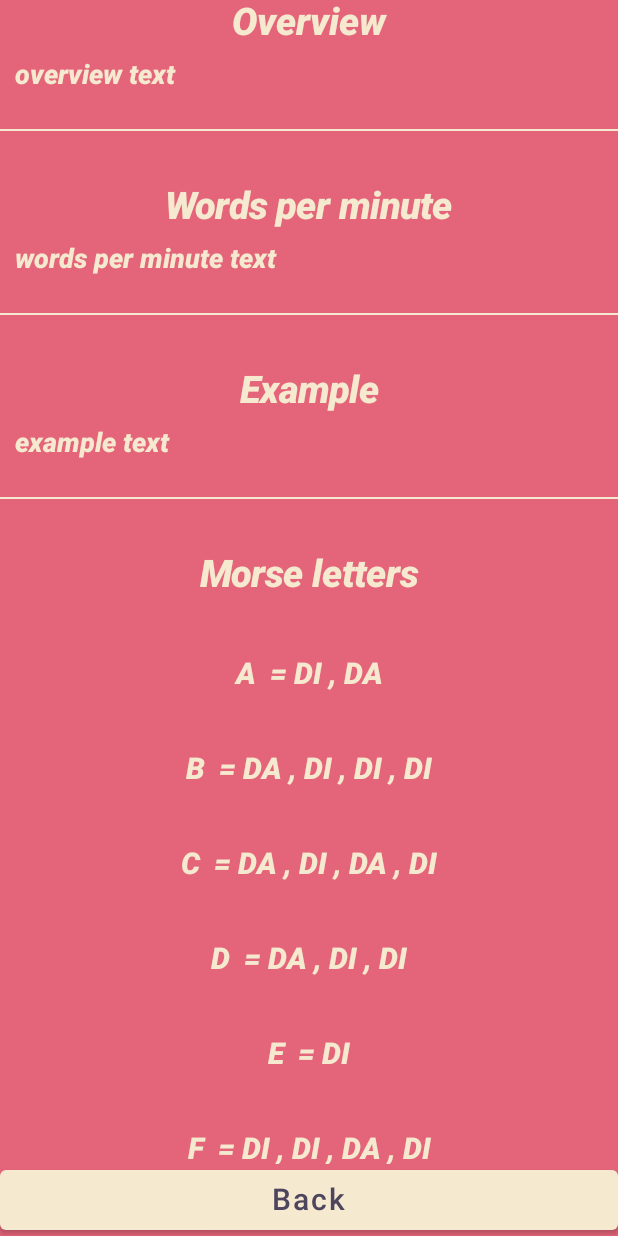
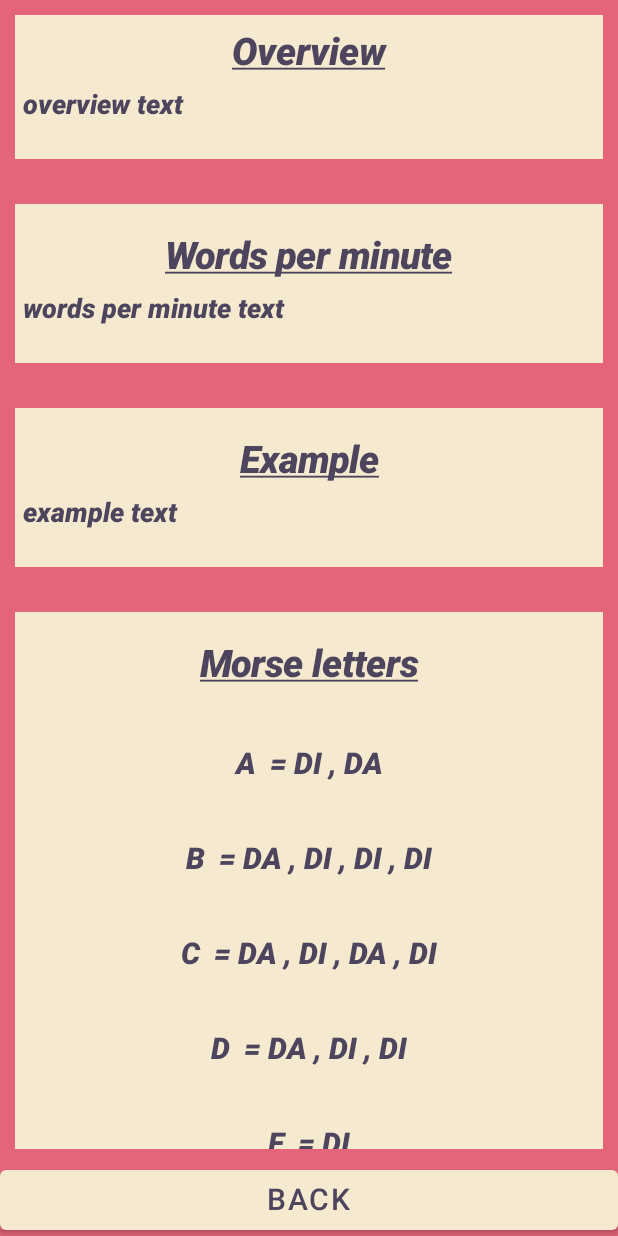
Before and after one commit to Risto12/MorseCodeGame, an Android app built with Jetpack Compose: the @Preview function MorseCodeLetterActivityPreview, on a phone screen of 412 x 824 dp. Run offline under Robolectric (Android 15) with nearby library versions, the phone set to English and light mode, and no system bars; our stand-ins replace Dagger/Hilt's generated code.

Commit message:
fix: morse code letters styling

```diff
--- a/app/src/main/java/com/example/morsecodegame/MorseCodeLettersActivity.kt
+++ b/app/src/main/java/com/example/morsecodegame/MorseCodeLettersActivity.kt
@@ -5,6 +5,7 @@ import androidx.activity.ComponentActivity
 import androidx.activity.compose.setContent
 import androidx.compose.animation.AnimatedVisibility
 import androidx.compose.foundation.background
+import androidx.compose.foundation.border
 import androidx.compose.foundation.layout.*
 import androidx.compose.foundation.lazy.LazyColumn
 import androidx.compose.foundation.lazy.rememberLazyListState
@@ -15,6 +16,8 @@ import androidx.compose.runtime.Composable
 import androidx.compose.runtime.saveable.rememberSaveable
 import androidx.compose.ui.Alignment
 import androidx.compose.ui.Modifier
+import androidx.compose.ui.platform.LocalContext
+import androidx.compose.ui.text.style.TextDecoration
 import androidx.compose.ui.tooling.preview.Preview
 import androidx.compose.ui.unit.dp
 import androidx.compose.ui.unit.sp
@@ -22,10 +25,12 @@ import com.example.morsecodegame.ui.composables.SharedComposable
 import com.example.morsecodegame.configurations.MorseCodeLettersInfoTextConfiguration
 import com.example.morsecodegame.morsecode.MorseCodeLetter
 import com.example.morsecodegame.ui.theme.MorseCodeGameTheme
+import com.example.morsecodegame.utility.getStringUpper
 import dagger.hilt.android.AndroidEntryPoint
 import javax.inject.Inject
 import kotlinx.coroutines.launch
 
+// TODO BUG when scrolling down
 /***
  * Activity presents information related to Morse code and all the letters in DI, DA format
  */
@@ -59,6 +64,7 @@ fun MorseCodeLetters(
     exampleText: String,
     onClickBack: () -> Unit
 ) {
+    val localContext = LocalContext.current
     val listState = rememberLazyListState()
     val showButton by remember {
         derivedStateOf {
@@ -76,7 +82,7 @@ fun MorseCodeLetters(
         AnimatedVisibility(visible = showButton) {
             SharedComposable.DefaultButton(
                 configurations = SharedComposable.DefaultButtonConfigurations(
-                    text = "Back to top",
+                    text = localContext.getStringUpper(R.string.morse_letters_top),
                     click = {
                         morseCodeLetterScope.launch { listState.animateScrollToItem(0) }
                     }
@@ -87,10 +93,17 @@ fun MorseCodeLetters(
         LazyColumn(
             state = listState,
             modifier = Modifier
-                .fillMaxSize()
-                .weight(2.5f),
+                .weight(2.5f)
+                .background(color = MaterialTheme.colors.primary).border(10.dp, MaterialTheme.colors.background),
             horizontalAlignment = Alignment.CenterHorizontally
         ) {
+            item {
+                Divider(
+                    modifier = Modifier.padding(bottom = 10.dp),
+                    color = MaterialTheme.colors.background,
+                    thickness = 10.dp
+                )
+            }
             item {
                 TextWithDividerOnBottom(
                     topic = "Overview",
@@ -108,7 +121,12 @@ fun MorseCodeLetters(
                 )
             }
             item {
-                SharedComposable.DefaultHeaderText(text = "Morse letters", fontSize = 25.sp)
+                SharedComposable.DefaultHeaderText(
+                    text = "Morse letters",
+                    fontSize = 25.sp,
+                    color = MaterialTheme.colors.onPrimary,
+                    textDecoration = TextDecoration.Underline
+                )
             }
             MorseCodeLetter.values().forEach {
                 val units = it
@@ -117,19 +135,23 @@ fun MorseCodeLetters(
                     .replace("[", " = ")
                     .replace("]", " ")
                     .trimEnd()
-                item { SharedComposable.DefaultHeaderText(it.name + " " + units) }
+                item { SharedComposable.DefaultHeaderText(
+                    text = it.name + " " + units,
+                    color = MaterialTheme.colors.onPrimary
+                    )
+                }
             }
             item {
                 Divider(
                     modifier = Modifier.padding(top = 40.dp),
-                    color = MaterialTheme.colors.primary,
+                    color = MaterialTheme.colors.background,
                     thickness = 1.dp
                 )
             }
         }
         SharedComposable.DefaultButton(
             configurations = SharedComposable.DefaultButtonConfigurations(
-                text = "Back",
+                text = localContext.getStringUpper(R.string.common_back),
                 click = onClickBack
             ),
             modifier = Modifier.fillMaxWidth()
@@ -142,25 +164,26 @@ fun TextWithDividerOnBottom(
     topic: String,
     text: String
 ) {
-    Column {
+    Column(modifier = Modifier.padding(start = 5.dp, end = 5.dp)) {
         SharedComposable.DefaultText(
             text = topic,
             fontSize = 25.sp,
             modifier = Modifier
                 .padding(start = 10.dp, end = 10.dp, bottom = 10.dp)
                 .align(Alignment.CenterHorizontally),
-            color = MaterialTheme.colors.primary
+            color = MaterialTheme.colors.onPrimary,
+            textDecoration = TextDecoration.Underline
         )
         SharedComposable.DefaultText(
             text = text,
             fontSize = 18.sp,
             modifier = Modifier.padding(start = 10.dp, end = 10.dp),
-            color = MaterialTheme.colors.primary
+            color = MaterialTheme.colors.onPrimary
         )
         Divider(
-            modifier = Modifier.padding(top = 25.dp, bottom = 35.dp),
-            color = MaterialTheme.colors.primary,
-            thickness = 1.dp
+            modifier = Modifier.padding(top = 25.dp, bottom = 20.dp),
+            color = MaterialTheme.colors.background,
+            thickness = 30.dp
         )
     }
 }
--- a/app/src/main/java/com/example/morsecodegame/ui/composables/SharedComposable.kt
+++ b/app/src/main/java/com/example/morsecodegame/ui/composables/SharedComposable.kt
@@ -43,15 +43,18 @@ object SharedComposable {
         text: String,
         @SuppressLint("ModifierParameter")
         modifier: Modifier = Modifier.padding(bottom = 40.dp),
-        fontSize: TextUnit = 20.sp
+        fontSize: TextUnit = 20.sp,
+        color: Color = MaterialTheme.colors.primary,
+        textDecoration: TextDecoration = TextDecoration.None
     ) {
         Text(
             text = text,
-            color = MaterialTheme.colors.primary,
+            color = color,
             fontSize = fontSize,
             fontWeight = FontWeight.Black,
             fontStyle = FontStyle.Italic,
-            modifier = modifier
+            modifier = modifier,
+            textDecoration = textDecoration
         )
     }
 
@@ -61,7 +64,8 @@ object SharedComposable {
         text: String,
         modifier: Modifier = Modifier.padding(bottom = 5.dp),
         fontSize: TextUnit = 15.sp,
-        color: Color = MaterialTheme.colors.onPrimary
+        color: Color = MaterialTheme.colors.onPrimary,
+        textDecoration: TextDecoration = TextDecoration.None
     ) {
         Text(
             text = text,
@@ -69,7 +73,8 @@ object SharedComposable {
             fontSize = fontSize,
             fontWeight = FontWeight.Black,
             fontStyle = FontStyle.Italic,
-            modifier = modifier
+            modifier = modifier,
+            textDecoration = textDecoration
         )
     }
 
--- a/app/src/main/res/values/strings.xml
+++ b/app/src/main/res/values/strings.xml
@@ -7,6 +7,9 @@
 
     <string name="common_send">SEND</string>
     <string name="common_cancel">CANCEL</string>
+    <string name="common_back">BACK</string>
+
+    <string name="morse_letters_top">BACK TO TOP</string>
 
     <string name="flash_light_unknown_issue">Unknown issue occurred. Returning to menu</string>
     <string name="flash_light_not_supported">Your phone doesn\'t support flashlight</string>
```
